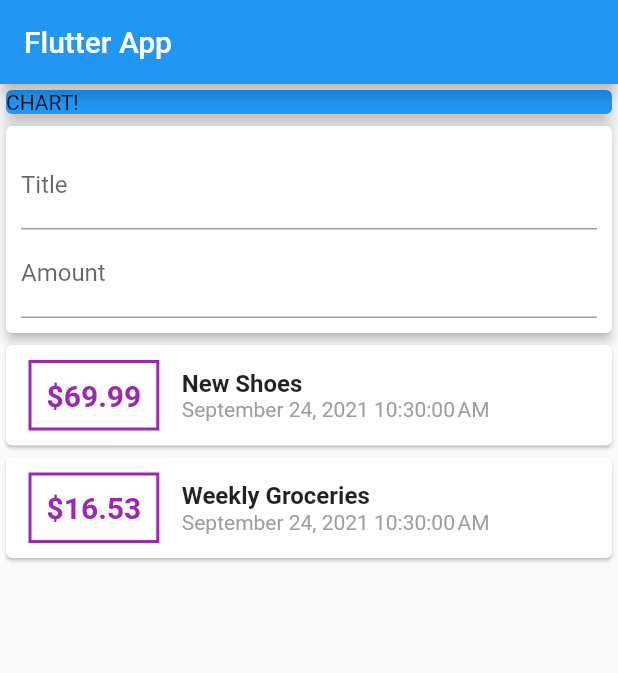
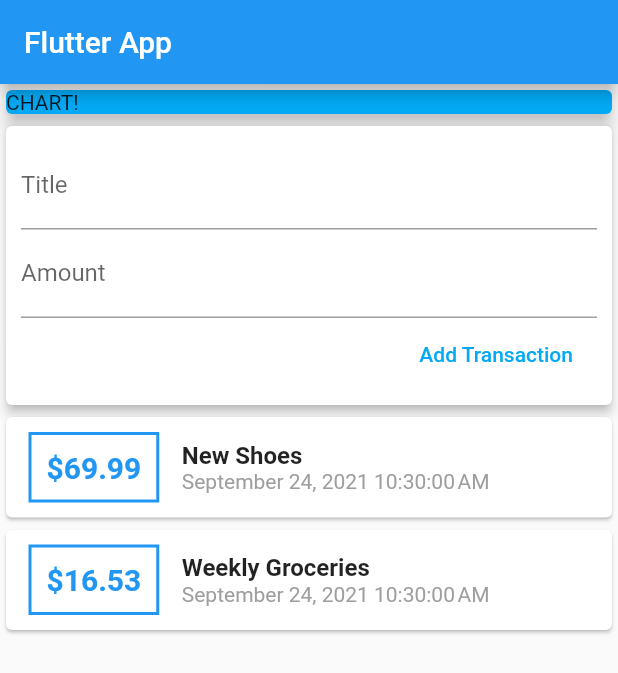
Before and after one commit to LakithaDM/BudgetApp, a Flutter app: the screen it shows after launch, on a phone screen of 412 x 824 dp. Shown: the top 673 px of the screen. Run offline on Flutter 3.47's test engine with Material 2 defaults, Android fonts, the light colour scheme and no system bars.

Commit message:
Change colors to blue & Adjust allignments

```diff
--- a/budjetapp/lib/main.dart
+++ b/budjetapp/lib/main.dart
@@ -43,7 +43,7 @@ class MyHomePage extends StatelessWidget {
           Container(
             width: double.infinity,
             child: Card(
-              color: Colors.blue,
+              color: Colors.lightBlue,
               child: Text('CHART!'),
               elevation: 5,
             ),
@@ -53,6 +53,7 @@ class MyHomePage extends StatelessWidget {
             child: Container(
               padding: EdgeInsets.all(10),
               child: Column(
+                crossAxisAlignment: CrossAxisAlignment.end,
                 children: <Widget>[
                   TextField(
                     cursorColor: Colors.lightBlue,
@@ -62,6 +63,11 @@ class MyHomePage extends StatelessWidget {
                     cursorColor: Colors.lightBlue,
                     decoration: InputDecoration(labelText: 'Amount'),
                   ),
+                  FlatButton(
+                    child: Text('Add Transaction'),
+                    textColor: Colors.lightBlue,
+                    onPressed: () {},
+                  )
                 ],
               ),
             ),
@@ -78,7 +84,7 @@ class MyHomePage extends StatelessWidget {
                       ),
                       decoration: BoxDecoration(
                         border: Border.all(
-                          color: Colors.purple,
+                          color: Colors.blue,
                           width: 2,
                         ),
                       ),
@@ -88,7 +94,7 @@ class MyHomePage extends StatelessWidget {
                         style: TextStyle(
                           fontWeight: FontWeight.bold,
                           fontSize: 20,
-                          color: Colors.purple,
+                          color: Colors.blue,
                         ),
                       ),
                     ),
```
